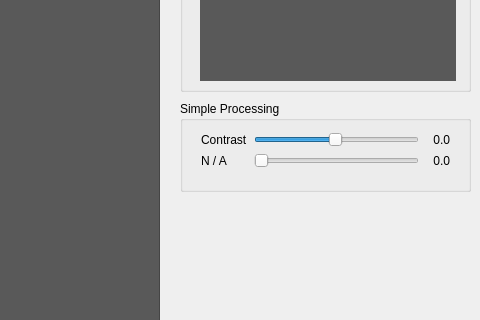
Old version of the form simpleProcessing/mainwindow.ui in the repository KKyang/Image-Processing; both pictures show x 800 to 1280 and y 97 to 417 of the 1280 by 720 pixel window.
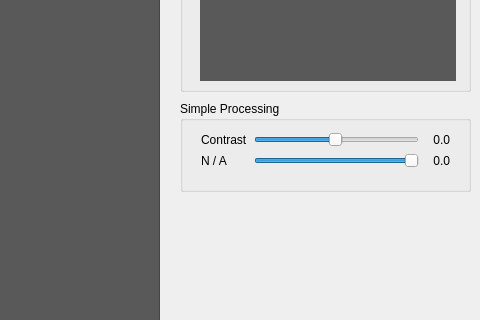
New version of the form. Icons and pictures are not drawn. Custom widgets are drawn as their Qt base class.

Commit message: Add grayscale resolution.

```diff
--- a/simpleProcessing/mainwindow.ui
+++ b/simpleProcessing/mainwindow.ui
@@ -165,7 +165,19 @@
         <item>
          <layout class="QHBoxLayout" name="horizontalLayout_2">
           <item>
-           <widget class="QSlider" name="horizontalSlider_2">
+           <widget class="QSlider" name="horizontalSlider_grayResolution">
+            <property name="maximum">
+             <number>8</number>
+            </property>
+            <property name="singleStep">
+             <number>1</number>
+            </property>
+            <property name="pageStep">
+             <number>4</number>
+            </property>
+            <property name="value">
+             <number>8</number>
+            </property>
             <property name="orientation">
              <enum>Qt::Horizontal</enum>
             </property>
```
Left out of the diff: 12 changed lines with no effect on the pictures. The commit also changes 4 other files.
